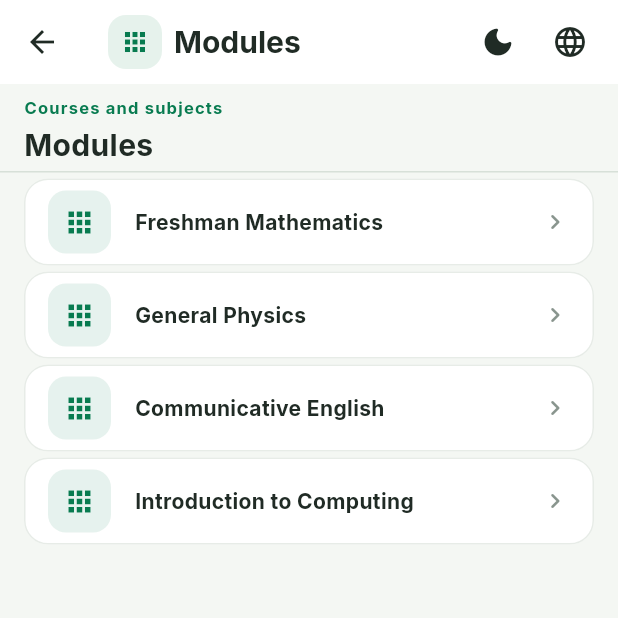
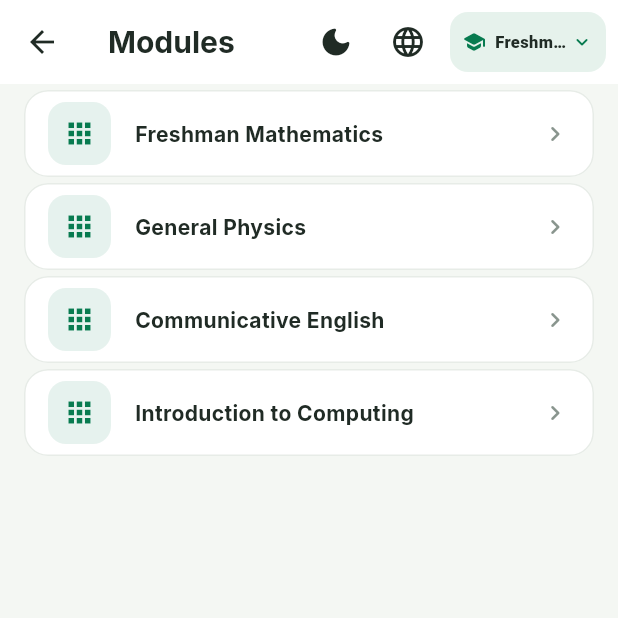
Before and after one commit to SineJhon/EduEthiopia, a Flutter app: the LearningModuleScreen screen opened directly with empty values, on a phone screen of 412 x 824 dp, the top half of it. Run offline on Flutter 3.47's test engine with Material 3 defaults, Android fonts, the phone set to English and light mode, and no system bars; our stand-ins replace flutter_animate, google_fonts.

Commit message:
Modules 1

```diff
--- a/lib/core/design/reusable_widgets.dart
+++ b/lib/core/design/reusable_widgets.dart
@@ -33,9 +33,8 @@ class DashboardHeader extends StatelessWidget {
             'Edu Ethiopia',
             maxLines: 1,
             overflow: TextOverflow.ellipsis,
-            style: Theme.of(context).textTheme.titleSmall?.copyWith(
-              fontWeight: FontWeight.w800,
-            ),
+            style: Theme.of(context).textTheme.titleSmall
+                ?.copyWith(fontWeight: FontWeight.w800),
           ),
         ),
       ],
@@ -263,6 +262,7 @@ class CourseCard extends StatelessWidget {
     this.icon,
     this.accentColor,
     this.onTap,
+    this.showIcon = true,
     super.key,
   });
 
@@ -270,6 +270,7 @@ class CourseCard extends StatelessWidget {
   final IconData? icon;
   final Color? accentColor;
   final VoidCallback? onTap;
+  final bool showIcon;
 
   @override
   Widget build(BuildContext context) {
@@ -290,6 +291,7 @@ class CourseCard extends StatelessWidget {
           ),
           child: Row(
             children: [
+              if (showIcon) ...[
                 Container(
                   width: 42,
                   height: 42,
@@ -304,6 +306,7 @@ class CourseCard extends StatelessWidget {
                   ),
                 ),
                 const SizedBox(width: AppDimensions.md),
+              ],
               Expanded(
                 child: Text(
                   title,
--- a/lib/features/dashboard/dashboard_screen.dart
+++ b/lib/features/dashboard/dashboard_screen.dart
@@ -125,6 +125,7 @@ class _DashboardScreenState extends State<DashboardScreen> {
       (_) => LearningModuleScreen(
         module: module,
         isAmharic: _isAmharic,
+        category: _selectedCategory,
         onLanguageChanged: (value) {
           setState(() => _isAmharic = value);
           widget.onLanguageChanged?.call(value);
--- a/lib/features/modules/learning_module_screen.dart
+++ b/lib/features/modules/learning_module_screen.dart
@@ -14,12 +14,14 @@ class LearningModuleScreen extends StatefulWidget {
   const LearningModuleScreen({
     required this.module,
     this.isAmharic = false,
+    this.category = 'Freshman',
     this.onLanguageChanged,
     super.key,
   });
 
   final LearningModule module;
   final bool isAmharic;
+  final String category;
   final ValueChanged<bool>? onLanguageChanged;
 
   @override
@@ -28,6 +30,9 @@ class LearningModuleScreen extends StatefulWidget {
 
 class _LearningModuleScreenState extends State<LearningModuleScreen> {
   late bool _isAmharic = widget.isAmharic;
+  late String _categoryName = widget.category;
+
+  static const _categories = ['Freshman', 'Pre-Engineering', 'Others'];
 
   LearningCategory get _category {
     switch (widget.module) {
@@ -58,12 +63,29 @@ class _LearningModuleScreenState extends State<LearningModuleScreen> {
   List<String> _items(AppStrings strings) {
     switch (widget.module) {
       case LearningModule.modules:
+        switch (_categoryName) {
+          case 'Pre-Engineering':
+            return [
+              'Engineering Mathematics',
+              'Engineering Physics',
+              'Technical Drawing',
+              'Applied Computing',
+            ];
+          case 'Others':
+            return [
+              'Civics and Ethics',
+              'Communication Skills',
+              'Entrepreneurship',
+              'General Studies',
+            ];
+          default:
             return [
               'Freshman Mathematics',
               'General Physics',
               'Communicative English',
               'Introduction to Computing',
             ];
+        }
       case LearningModule.notes:
         return [
           'Freshman Mathematics',
@@ -88,19 +110,6 @@ class _LearningModuleScreenState extends State<LearningModuleScreen> {
     }
   }
 
-  String _subtitle(AppStrings strings) {
-    switch (widget.module) {
-      case LearningModule.modules:
-        return strings.modulesDescription;
-      case LearningModule.notes:
-        return strings.notesDescription;
-      case LearningModule.videos:
-        return strings.videosDescription;
-      case LearningModule.exams:
-        return strings.examsDescription;
-    }
-  }
-
   @override
   Widget build(BuildContext context) {
     final strings = AppStrings(_isAmharic);
@@ -112,19 +121,6 @@ class _LearningModuleScreenState extends State<LearningModuleScreen> {
         backgroundColor: Theme.of(context).colorScheme.surface,
         title: Row(
           children: [
-            Container(
-              padding: const EdgeInsets.all(8),
-              decoration: BoxDecoration(
-                color: category.backgroundFor(context),
-                borderRadius: BorderRadius.circular(AppDimensions.radiusSm),
-              ),
-              child: Icon(
-                category.icon,
-                color: category.accentFor(context),
-                size: 20,
-              ),
-            ),
-            const SizedBox(width: AppDimensions.sm),
             Text(
               _title(strings),
               style: AppTypography.headlineMedium.copyWith(
@@ -144,6 +140,106 @@ class _LearningModuleScreenState extends State<LearningModuleScreen> {
               widget.onLanguageChanged?.call(value);
             },
           ),
+          const SizedBox(width: 4),
+          PopupMenuButton<String>(
+            tooltip: _categoryName,
+            position: PopupMenuPosition.under,
+            constraints: const BoxConstraints(minWidth: 210, maxWidth: 210),
+            shape: RoundedRectangleBorder(
+              borderRadius: BorderRadius.circular(16),
+            ),
+            onSelected: (category) => setState(() => _categoryName = category),
+            itemBuilder: (context) => _categories.map((category) {
+              final label = _isAmharic
+                  ? (category == 'Freshman'
+                        ? 'ፍሬሽማን'
+                        : category == 'Pre-Engineering'
+                        ? 'ፕሪ-ኢንጂነሪንግ'
+                        : 'ሌሎች')
+                  : category;
+              final selected = _categoryName == category;
+              return PopupMenuItem<String>(
+                value: category,
+                height: 54,
+                child: Row(
+                  children: [
+                    Icon(
+                      category == 'Freshman'
+                          ? Icons.school_rounded
+                          : category == 'Pre-Engineering'
+                          ? Icons.construction_rounded
+                          : Icons.account_balance_rounded,
+                      size: 19,
+                      color: selected
+                          ? Theme.of(context).colorScheme.primary
+                          : Theme.of(context).colorScheme.onSurfaceVariant,
+                    ),
+                    const SizedBox(width: 10),
+                    Expanded(
+                      child: Text(
+                        label,
+                        style: TextStyle(
+                          fontWeight: selected
+                              ? FontWeight.w900
+                              : FontWeight.w600,
+                        ),
+                      ),
+                    ),
+                    if (selected)
+                      Icon(
+                        Icons.check_circle_rounded,
+                        size: 18,
+                        color: Theme.of(context).colorScheme.primary,
+                      ),
+                  ],
+                ),
+              );
+            }).toList(),
+            child: Container(
+              height: 40,
+              constraints: const BoxConstraints(minWidth: 104, maxWidth: 104),
+              padding: const EdgeInsets.symmetric(horizontal: 8),
+              decoration: BoxDecoration(
+                color: Theme.of(context).colorScheme.primaryContainer,
+                borderRadius: BorderRadius.circular(12),
+              ),
+              child: Row(
+                children: [
+                  Icon(
+                    _categoryName == 'Pre-Engineering'
+                        ? Icons.construction_rounded
+                        : _categoryName == 'Others'
+                        ? Icons.account_balance_rounded
+                        : Icons.school_rounded,
+                    size: 16,
+                    color: Theme.of(context).colorScheme.primary,
+                  ),
+                  const SizedBox(width: 6),
+                  Expanded(
+                    child: Text(
+                      _categoryName == 'Freshman'
+                          ? (_isAmharic ? 'ፍሬሽማን' : 'Freshman')
+                          : _categoryName == 'Pre-Engineering'
+                          ? (_isAmharic ? 'ፕሪ-ኢንጂነሪንግ' : 'Pre-Eng.')
+                          : (_isAmharic ? 'ሌሎች' : 'Others'),
+                      maxLines: 1,
+                      overflow: TextOverflow.ellipsis,
+                      style: TextStyle(
+                        fontSize: 11,
+                        fontWeight: FontWeight.w900,
+                        color: Theme.of(context).colorScheme.onSurface,
+                      ),
+                    ),
+                  ),
+                  Icon(
+                    Icons.keyboard_arrow_down_rounded,
+                    size: 16,
+                    color: Theme.of(context).colorScheme.primary,
+                  ),
+                ],
+              ),
+            ),
+          ),
           const SizedBox(width: AppDimensions.sm),
         ],
       ),
@@ -152,39 +248,6 @@ class _LearningModuleScreenState extends State<LearningModuleScreen> {
         child: Column(
           crossAxisAlignment: CrossAxisAlignment.stretch,
           children: [
-            // Section header
-            Padding(
-              padding: const EdgeInsets.fromLTRB(
-                AppDimensions.md,
-                AppDimensions.sm,
-                AppDimensions.md,
-                AppDimensions.xs,
-              ),
-              child: Column(
-                crossAxisAlignment: CrossAxisAlignment.start,
-                children: [
-                  Text(
-                    _subtitle(strings),
-                    style: AppTypography.caption.copyWith(
-                      fontWeight: FontWeight.w700,
-                      color: category.accentFor(context),
-                      letterSpacing: 0.8,
-                    ),
-                  ),
-                  const SizedBox(height: AppDimensions.xs),
-                  Text(
-                    _title(strings),
-                    style: AppTypography.headlineMedium.copyWith(
-                      fontWeight: FontWeight.w700,
-                      color: Theme.of(context).colorScheme.onSurface,
-                    ),
-                  ),
-                ],
-              ),
-            ),
-
-            const Divider(height: 1),
-
             // Content list
             Expanded(
               child: items.isEmpty
@@ -229,6 +292,7 @@ class _LearningModuleScreenState extends State<LearningModuleScreen> {
                           title: item,
                           icon: category.icon,
                           accentColor: category.accentFor(context),
+                          showIcon: true,
                           onTap: () {
                             ScaffoldMessenger.of(context).showSnackBar(
                               SnackBar(
```
Lines whose indentation alone changed are shown as unchanged.
